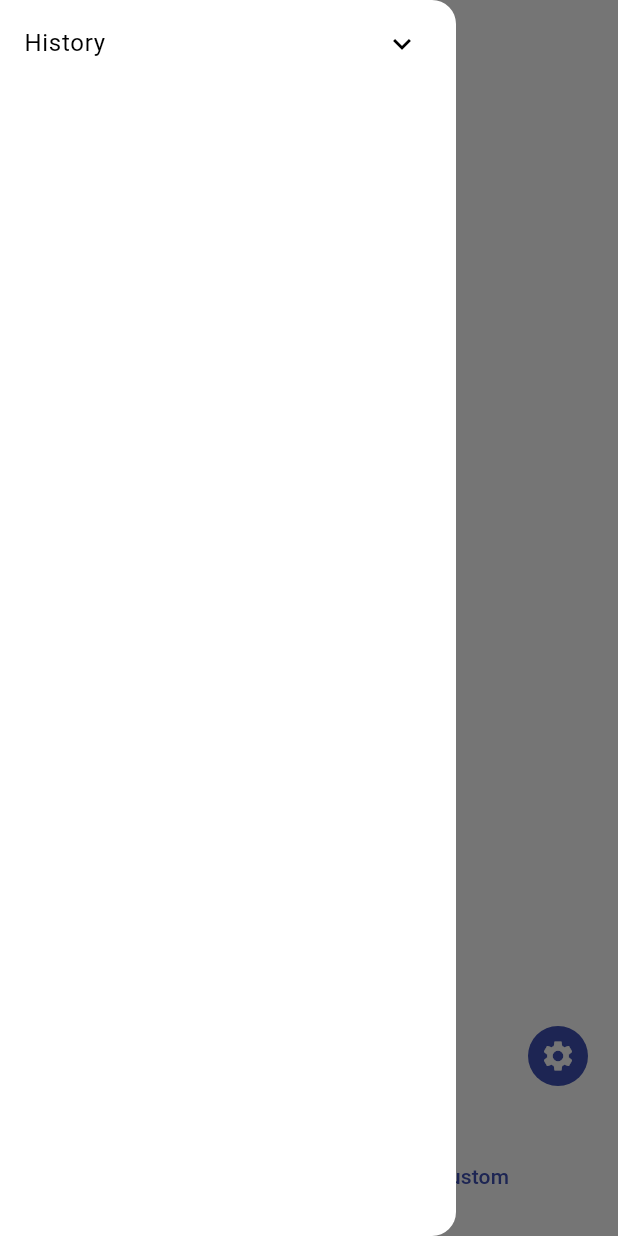
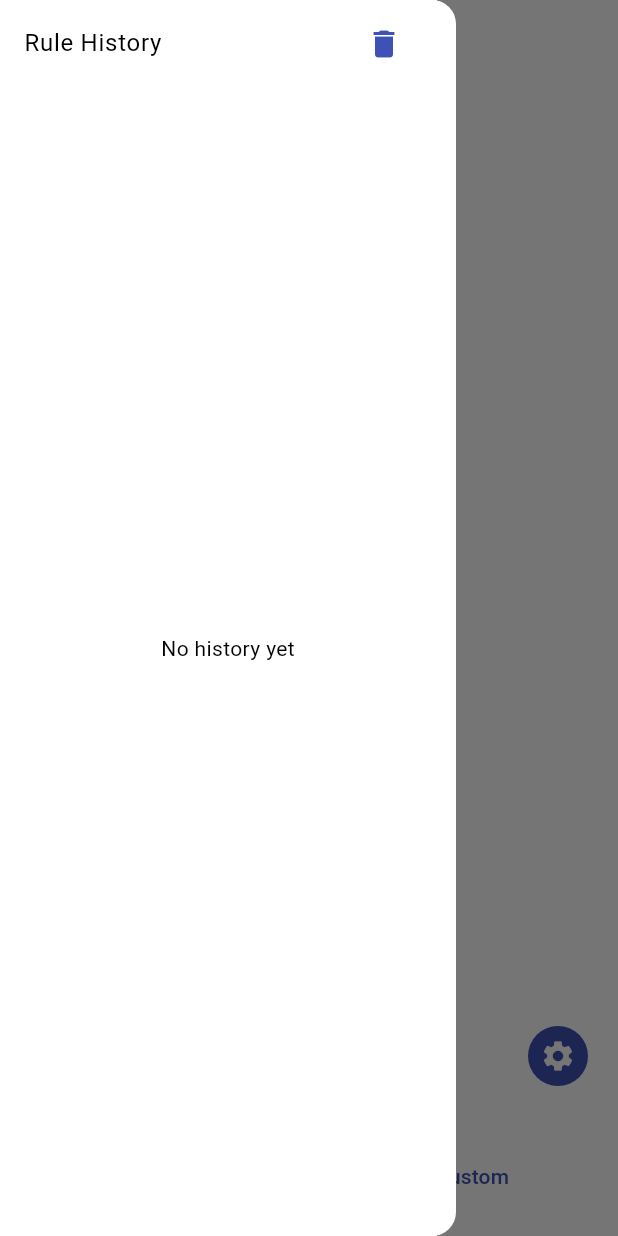
Before and after one commit to deathblade666/sequence_api_client, a Flutter app: the screen it shows after launch, with the side drawer open, on a phone screen of 412 x 824 dp. Run offline on Flutter 3.47's test engine with Material 3 defaults, Android fonts, the phone set to English and light mode, and no system bars; drawn by our look-alikes of dynamic_color; our stand-ins replace shared_preferences, sqflite, sqflite_common_ffi; accounts and stored records are empty.

Commit message:
History logs (#2)
* Added History Logs, and added to DB

* add history clearing

* clear unused imports

* add history to custom rules

```diff
--- a/lib/pages/accounts.dart
+++ b/lib/pages/accounts.dart
@@ -1,5 +1,3 @@
-import 'dart:io';
-
 import 'package:Seqeunce_API_Client/utils/dbhelper.dart';
 import 'package:flutter/material.dart';
 import 'package:intl/intl.dart';
--- a/lib/pages/home.dart
+++ b/lib/pages/home.dart
@@ -1,8 +1,11 @@
 import 'dart:io';
 
 import 'package:Seqeunce_API_Client/pages/accounts.dart';
+import 'package:Seqeunce_API_Client/utils/historyprovider.dart';
 import 'package:flutter/material.dart';
 import 'package:Seqeunce_API_Client/pages/utils/pagecontroller.dart';
+import 'package:intl/intl.dart';
+import 'package:provider/provider.dart';
 import 'package:shared_preferences/shared_preferences.dart';
 
 class HomePage extends StatefulWidget {
@@ -20,26 +23,48 @@ class _HomePageState extends State<HomePage> {
   final GlobalKey<AccountPageState> accountPageKey = GlobalKey<AccountPageState>();
 
 
+
   @override
   Widget build(BuildContext context) {
     return SafeArea(
       child: Scaffold(
         drawer: Drawer(
           child: ExpansionTile(
-            title: const Text("History"),
+            initiallyExpanded: true,
+            trailing: IconButton(
+              icon: Icon(Icons.delete),
+              onPressed: (){
+                Provider.of<HistoryProvider>(context, listen: false).clearHistory();
+              },
+              ),
+            title: const Text("Rule History"),
             children: [
               SizedBox(
                 height: 750,
-                child: ListView.builder(                //TODO: Add items to list
-                  itemCount: 3,                         //TODO: Save List
-                  itemBuilder: (context, index){        //TODO: Restore List
-                    return ListTile(                    //TODO: Implement DB for storing History
-                      title: Text('${index +1}'),
+                child: Consumer<HistoryProvider>(
+                  builder: (context, historyProvider, _) {
+                    final history = historyProvider.items;
+                    if (history.isEmpty) {
+                      return const Center(child: Text("No history yet"));
+                    }
+
+                    return ListView.builder(
+                      itemCount: history.length,
+                      itemBuilder: (context, index) {
+                        final item = history[index];
+                        return ListTile(
+                          title: Text(item.name),
+                          subtitle: Text(
+                            DateFormat('yyyy-MM-dd hh:mm a')
+                            .format(DateTime.parse(item.timestamp)),
+                          ),
+                        );
+                      }
                     );
-                  }
+                  },
                 ),
-              )
-            ],
+              ),
+            ]
           )
         ),
         appBar: AppBar(
@@ -48,7 +73,7 @@ class _HomePageState extends State<HomePage> {
           actions: [
             if (Platform.isWindows || Platform.isLinux || Platform.isMacOS)
               IconButton(
-                onPressed: () {
+                onPressed: () async {
                  accountPageKey.currentState?.refreshAccounts();
                 },
                 icon: Icon(Icons.refresh),
--- /dev/null
+++ b/lib/utils/history.dart
@@ -0,0 +1,19 @@
+class HistoryItem {
+  final int? id;
+  final String name;
+  final String timestamp;
+
+  HistoryItem({this.id, required this.name, required this.timestamp});
+
+  Map<String, dynamic> toMap() => {
+    'id': id,
+    'name': name,
+    'timestamp': timestamp,
+  };
+
+  factory HistoryItem.fromMap(Map<String, dynamic> map) => HistoryItem(
+    id: map['id'],
+    name: map['name'],
+    timestamp: map['timestamp'],
+  );
+}
--- a/pubspec.yaml
+++ b/pubspec.yaml
@@ -41,6 +41,7 @@ dependencies:
   sqflite: ^2.4.2
   path: ^1.9.1
   sqflite_common_ffi: ^2.3.6
+  provider: ^6.1.5
 
 dev_dependencies:
   flutter_test:
```
Also changed, not shown: lib/main.dart (+11 -2 lines), lib/pages/customrules.dart (+18 -5 lines), lib/pages/rules.dart (+18 -4 lines), lib/utils/dbhelper.dart (+26 -6 lines), lib/utils/historyprovider.dart (added, +31 -0 lines), pubspec.lock.
